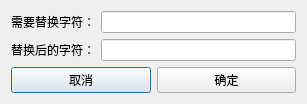
Qt form src/Gui/dlgchangenamedialog.ui (BeQuiet1228/FreeCAD) before a commit.
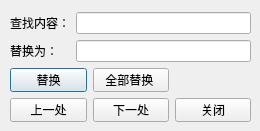
The same form after that commit.

Commit message: 参数模块右键增加属性栏，批处理增加替换功能

Patch:
```diff
--- a/src/Gui/dlgchangenamedialog.ui
+++ b/src/Gui/dlgchangenamedialog.ui
@@ -6,61 +6,88 @@
 			<rect>
 				<x>0</x>
 				<y>0</y>
-				<width>307</width>
-				<height>99</height>
+    <width>260</width>
+    <height>131</height>
 			</rect>
 		</property>
 		<property name="windowTitle">
-			<string>DlgChangeNameDialog</string>
-		</property>
-		<layout class="QHBoxLayout" name="horizontalLayout_2">
-			<item>
+   <string>ReplaceDialog</string>
+  </property>
+  <widget class="QWidget" name="layoutWidget">
+   <property name="geometry">
+    <rect>
+     <x>10</x>
+     <y>12</y>
+     <width>241</width>
+     <height>110</height>
+    </rect>
+   </property>
+   <layout class="QGridLayout" name="gridLayout_3">
+    <item row="0" column="0">
 				<layout class="QGridLayout" name="gridLayout_2">
-					<item row="1" column="0">
-						<layout class="QHBoxLayout" name="horizontalLayout">
-							<item>
-								<widget class="QPushButton" name="pb_cancel">
-									<property name="text">
-										<string>取消</string>
-									</property>
-								</widget>
-							</item>
-							<item>
-								<widget class="QPushButton" name="pb_ok">
-									<property name="text">
-										<string>确定</string>
-									</property>
-								</widget>
-							</item>
-						</layout>
-					</item>
-					<item row="0" column="0">
-						<layout class="QGridLayout" name="gridLayout">
-							<item row="1" column="1">
-								<widget class="QLineEdit" name="after_name"/>
-							</item>
-							<item row="0" column="1">
-								<widget class="QLineEdit" name="pre_name"/>
-							</item>
 							<item row="0" column="0">
 								<widget class="QLabel" name="label">
 									<property name="text">
-										<string>需要替换字符：</string>
+         <string>查找内容：</string>
 									</property>
 								</widget>
 							</item>
+      <item row="0" column="1">
+       <widget class="QLineEdit" name="pre_name"/>
+      </item>
 							<item row="1" column="0">
 								<widget class="QLabel" name="label_2">
 									<property name="text">
-										<string>替换后的字符：</string>
+         <string>替换为：</string>
 									</property>
 								</widget>
 							</item>
-						</layout>
-					</item>
+      <item row="1" column="1">
+       <widget class="QLineEdit" name="after_name"/>
+      </item>
+     </layout>
+    </item>
+    <item row="1" column="0">
+     <layout class="QGridLayout" name="gridLayout">
+      <item row="0" column="0">
+       <widget class="QPushButton" name="pb_replace">
+        <property name="text">
+         <string>替换</string>
+        </property>
+       </widget>
+      </item>
+      <item row="0" column="1">
+       <widget class="QPushButton" name="pb_allReplace">
+        <property name="text">
+         <string>全部替换 </string>
+        </property>
+       </widget>
+      </item>
+      <item row="1" column="0">
+       <widget class="QPushButton" name="pb_last">
+        <property name="text">
+         <string>上一处</string>
+        </property>
+       </widget>
+      </item>
+      <item row="1" column="1">
+       <widget class="QPushButton" name="pb_next">
+        <property name="text">
+         <string>下一处</string>
+        </property>
+       </widget>
+      </item>
+      <item row="1" column="2">
+       <widget class="QPushButton" name="pb_cancel">
+        <property name="text">
+         <string>关闭</string>
+        </property>
+       </widget>
+      </item>
 				</layout>
 			</item>
 		</layout>
+  </widget>
 	</widget>
 	<tabstops>
 		<tabstop>pb_ok</tabstop>
```
Left out of the diff: 2 changed lines with no effect on the pictures. Lines whose indentation alone changed are shown as unchanged. The commit also changes 10 other files.
